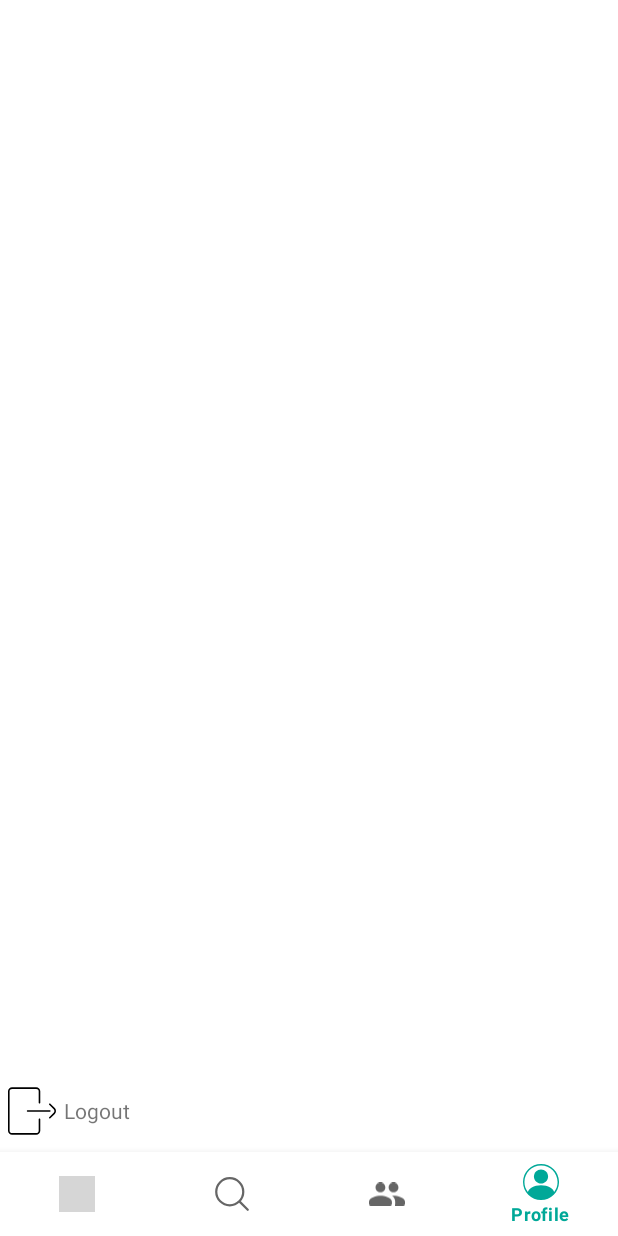
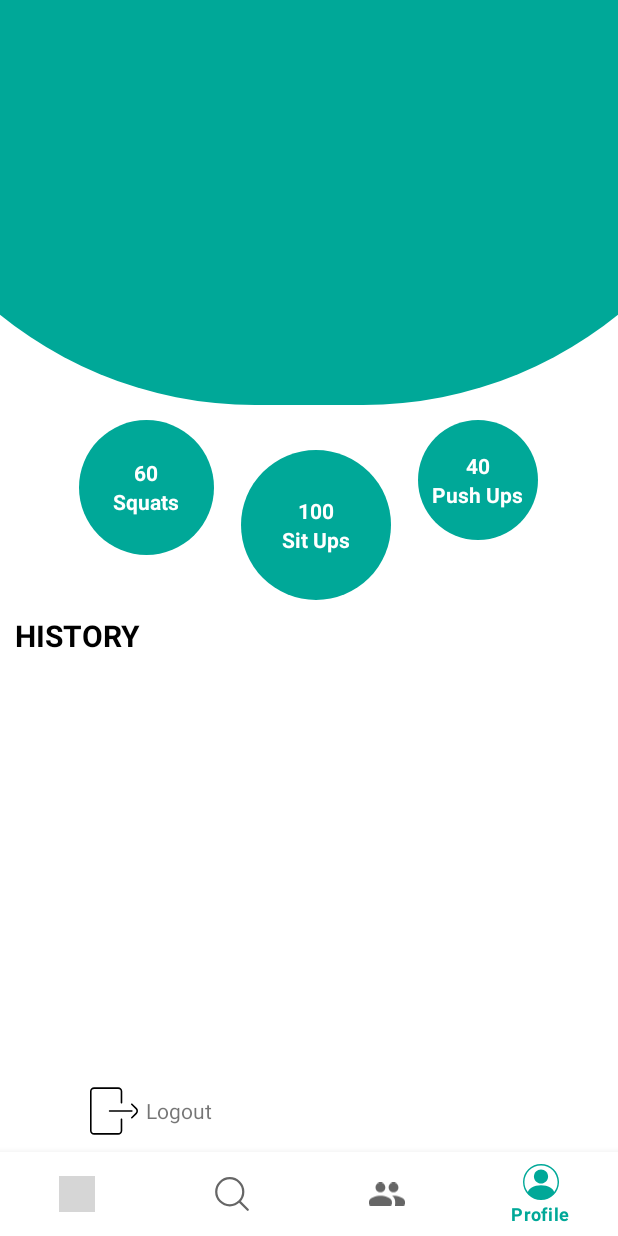
Before and after one commit to martinsufiofb/LifeSty, an Android app: the HomeFragment screen opened directly, with no data from a screen before it, item 4 of the bottom bar chosen, on a phone screen of 412 x 824 dp. Run offline under Robolectric (Android 15) with nearby library versions, the phone set to English and light mode, and no system bars; libraries missing offline, so code that uses them is left out: com.parse; pictures from the network do not load; 2 statements that could not run were skipped; grey boxes are pictures that could not be loaded.

Commit message:
added design to the profile page

```diff
--- /dev/null
+++ b/app/src/main/res/drawable/circle.xml
@@ -0,0 +1,7 @@
+<?xml version="1.0" encoding="utf-8"?>
+<shape xmlns:android="http://schemas.android.com/apk/res/android" android:shape="oval">
+
+    <solid android:color="#00A898"/>
+
+
+</shape>
--- /dev/null
+++ b/app/src/main/res/drawable/radius.xml
@@ -0,0 +1,8 @@
+<?xml version="1.0" encoding="utf-8"?>
+<shape xmlns:android="http://schemas.android.com/apk/res/android" android:shape="rectangle">
+
+    <solid android:color="#00A898"/>
+    <corners android:bottomLeftRadius="500dp" android:bottomRightRadius="500dp"/>
+
+
+</shape>
--- a/app/src/main/res/layout/fragment_profile.xml
+++ b/app/src/main/res/layout/fragment_profile.xml
@@ -6,11 +6,115 @@
     android:layout_height="match_parent"
     tools:context=".fragment.ProfileFragment">
 
+    <RelativeLayout
+        android:id="@+id/Rl2"
+        android:layout_width="match_parent"
+        android:layout_height="270dp"
+        android:layout_marginStart="-100dp"
+        android:layout_marginEnd="-100dp"
+        android:background="@drawable/radius"></RelativeLayout>
+
+    <RelativeLayout
+        android:id="@+id/rlAwards"
+        android:layout_width="match_parent"
+        android:layout_height="140dp"
+        android:layout_below="@+id/Rl2"
+        android:gravity="center">
+
+
+        <LinearLayout
+            android:id="@+id/LL2"
+            android:layout_width="90dp"
+            android:layout_height="90dp"
+            android:layout_marginRight="18dp"
+            android:layout_toStartOf="@+id/LL1"
+            android:background="@drawable/circle"
+            android:orientation="vertical"
+            android:gravity="center">
+            <TextView
+                android:layout_width="wrap_content"
+                android:layout_height="wrap_content"
+                android:text="60"
+                android:textStyle="bold"
+                android:textColor="@color/white" />
+            <TextView
+                android:layout_width="wrap_content"
+                android:layout_height="wrap_content"
+                android:text="Squats"
+                android:textStyle="bold"
+                android:textColor="@color/white" />
+        </LinearLayout>
+
+        <LinearLayout
+            android:id="@+id/LL1"
+            android:layout_width="100dp"
+            android:layout_height="100dp"
+            android:layout_marginTop="20dp"
+            android:background="@drawable/circle"
+            android:gravity="center"
+            android:orientation="vertical">
+            <TextView
+                android:layout_width="wrap_content"
+                android:layout_height="wrap_content"
+                android:text="100"
+                android:textStyle="bold"
+                android:textColor="@color/white" />
+            <TextView
+                android:layout_width="wrap_content"
+                android:layout_height="wrap_content"
+                android:text="Sit Ups"
+                android:textStyle="bold"
+                android:textColor="@color/white" />
+        </LinearLayout>
+
+        <LinearLayout
+            android:id="@+id/LL3"
+            android:layout_width="80dp"
+            android:layout_height="80dp"
+            android:layout_toEndOf="@+id/LL1"
+            android:layout_marginLeft="18dp"
+            android:background="@drawable/circle"
+            android:orientation="vertical"
+            android:gravity="center">
+            <TextView
+                android:layout_width="wrap_content"
+                android:layout_height="wrap_content"
+                android:text="40"
+                android:textStyle="bold"
+                android:textColor="@color/white" />
+            <TextView
+                android:layout_width="wrap_content"
+                android:layout_height="wrap_content"
+                android:text="Push Ups"
+                android:textStyle="bold"
+                android:textColor="@color/white" />
+        </LinearLayout>
+
+    </RelativeLayout>
+
+    <TextView
+        android:id="@+id/tvHistory"
+        android:layout_width="wrap_content"
+        android:layout_height="wrap_content"
+        android:text="HISTORY"
+        android:layout_below="@+id/rlAwards"
+        android:textColor="@color/black"
+        android:textSize="20dp"
+        android:layout_marginLeft="10dp"
+        android:textStyle="bold"/>
+
+    <androidx.recyclerview.widget.RecyclerView
+        android:id="@+id/rvHistory"
+        android:layout_width="match_parent"
+        android:layout_height="match_parent"
+        android:layout_above="@+id/LLlogout"
+        android:layout_below="@+id/tvHistory"
+        />
 
     <LinearLayout
         android:layout_width="wrap_content"
         android:layout_height="wrap_content"
-        android:layout_marginStart="5dp"
+        android:layout_marginStart="60dp"
         android:id="@+id/LLlogout"
         android:layout_alignParentBottom="true"
         android:layout_marginBottom="11dp"
@@ -33,4 +137,7 @@
 
     </LinearLayout>
 
+
+
+
 </RelativeLayout>
--- a/app/src/main/res/layout/item_exercise.xml
+++ b/app/src/main/res/layout/item_exercise.xml
@@ -10,7 +10,7 @@
         android:id="@+id/card_view"
         android:layout_gravity="center"
         android:layout_width="match_parent"
-        android:layout_height="400dp"
+        android:layout_height="370dp"
         android:layout_margin="5dp"
         card_view:cardCornerRadius="10dp">
 
@@ -18,13 +18,15 @@
             android:id="@+id/ivImageExercise"
             android:layout_width="match_parent"
             android:layout_height="300dp"
+            android:adjustViewBounds="true"
+            android:scaleType="fitStart"
             tools:srcCompat="@tools:sample/backgrounds/scenic" />
 
         <TextView
             android:id="@+id/tvTitleExercise"
             android:layout_width="wrap_content"
             android:layout_height="wrap_content"
-            android:layout_marginTop="290dp"
+            android:layout_marginTop="240dp"
             android:text="YES"
             android:padding="5dp"
             android:textColor="@color/black"
@@ -35,10 +37,8 @@
             android:id="@+id/tvDescriptionExercise"
             android:layout_width="wrap_content"
             android:layout_height="wrap_content"
-            android:layout_marginTop="330dp"
+            android:layout_marginTop="280dp"
             android:textColor="@color/black"
-            android:maxLines="3"
-            android:ellipsize="end"
             android:padding="5dp"
             android:text="Description"/>
     </androidx.cardview.widget.CardView>
```
